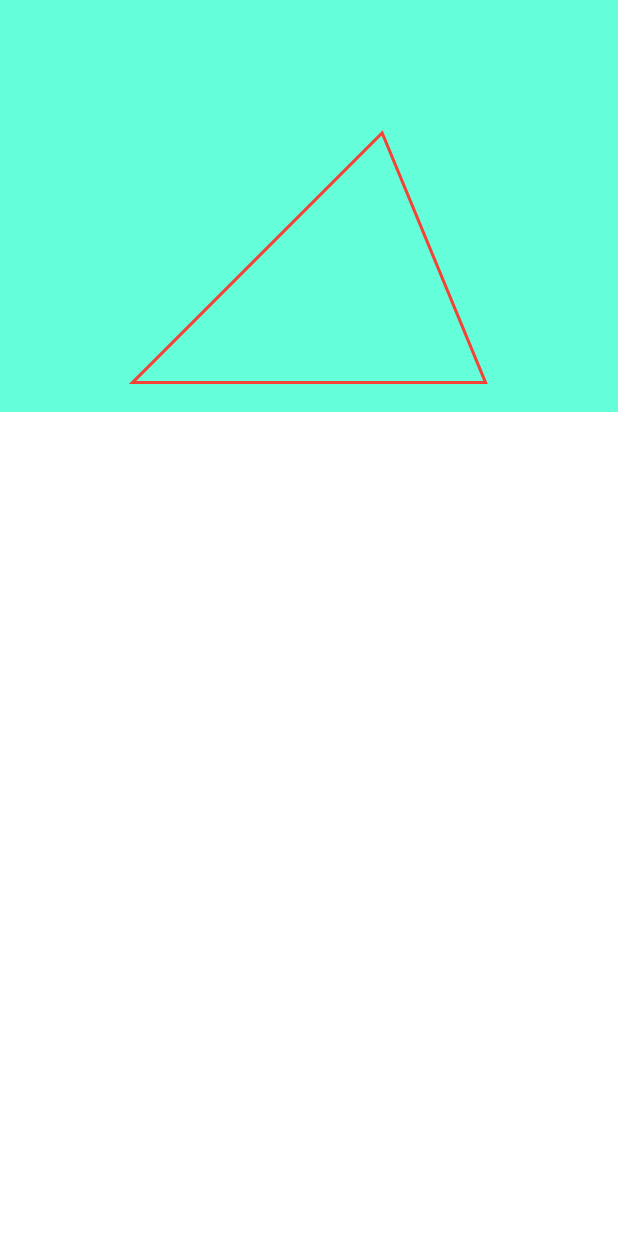
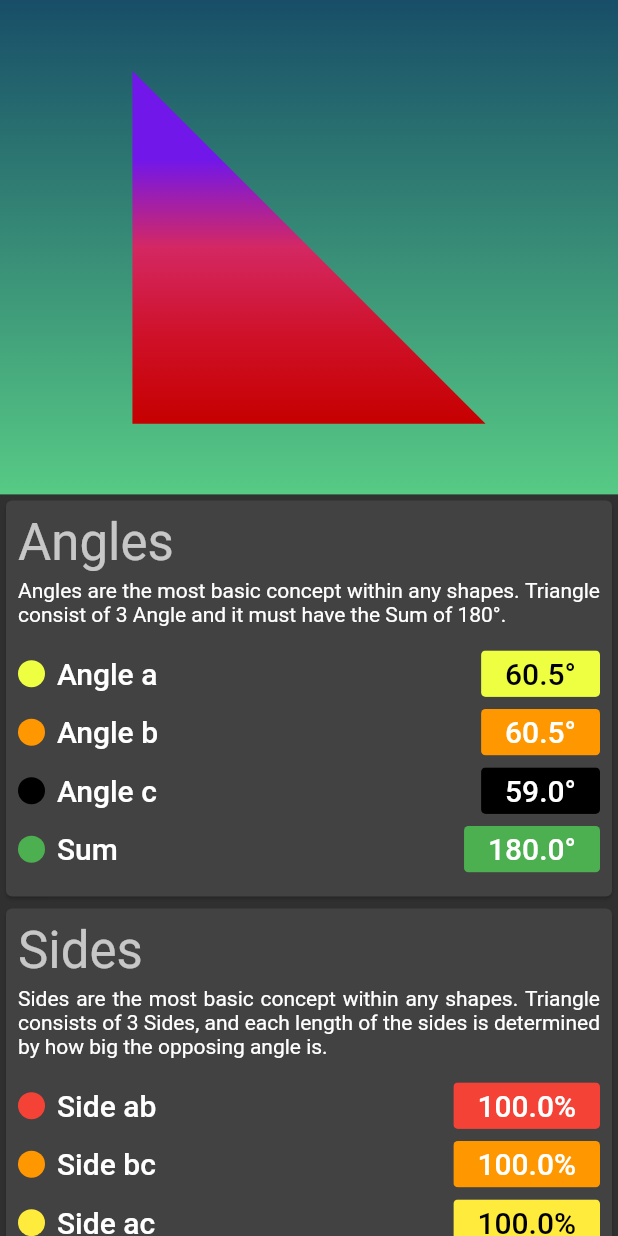
Before and after one commit to rickyhemawan/angl3_app, a Flutter app: the screen it shows after launch, on a phone screen of 412 x 824 dp. Run offline on Flutter 3.47's test engine with Material 2 defaults, Android fonts, the phone set to English and light mode, and no system bars.

Commit message:
Triangle calculate from degree algorithm completed, base ui completed.

```diff
--- /dev/null
+++ b/lib/components/angle_info_container.dart
@@ -0,0 +1,87 @@
+import 'package:flutter/material.dart';
+
+class AngleInfoContainer extends StatelessWidget {
+  const AngleInfoContainer({
+    Key key,
+    @required this.context,
+    @required this.color,
+    @required this.name,
+    @required this.value,
+    this.isSide = false,
+  }) : super(key: key);
+
+  final BuildContext context;
+  final Color color;
+  final String name;
+  final double value;
+  final bool isSide;
+
+  @override
+  Widget build(BuildContext context) {
+    return Container(
+      margin: EdgeInsets.only(bottom: 8.0),
+      child: Row(
+        children: [
+          Dot(
+            color: color,
+          ),
+          SizedBox(width: 8.0),
+          Expanded(
+            flex: 1,
+            child: Text(
+              name,
+              style: Theme.of(context).textTheme.headline6,
+            ),
+          ),
+          Expanded(
+            flex: 1,
+            child: Container(
+              alignment: Alignment.centerRight,
+              child: ClipRRect(
+                borderRadius: BorderRadius.all(Radius.circular(3.0)),
+                child: Container(
+                  padding:
+                      EdgeInsets.symmetric(vertical: 4.0, horizontal: 16.0),
+                  color: color,
+                  child: RichText(
+                    overflow: TextOverflow.ellipsis,
+                    maxLines: 1,
+                    text: TextSpan(
+                      style: Theme.of(context).textTheme.headline6.copyWith(
+                            color: color.computeLuminance() > 0.5
+                                ? Colors.black
+                                : Colors.white,
+                          ),
+                      children: <TextSpan>[
+                        TextSpan(text: "$value"),
+                        TextSpan(text: isSide ? "%" : "°"),
+                      ],
+                    ),
+                  ),
+                ),
+              ),
+            ),
+          ),
+        ],
+      ),
+    );
+  }
+}
+
+class Dot extends StatelessWidget {
+  final Color color;
+
+  const Dot({Key key, this.color}) : super(key: key);
+
+  @override
+  Widget build(BuildContext context) {
+    return Container(
+      width: 18,
+      height: 18,
+      decoration: BoxDecoration(
+        shape: BoxShape.circle,
+        color: color,
+      ),
+    );
+  }
+}
--- a/lib/components/draw_triangle.dart
+++ b/lib/components/draw_triangle.dart
@@ -1,123 +1,30 @@
+import 'package:angl3_app/utils/draw_triangle_painter.dart';
 import 'package:flutter/material.dart';
-import 'dart:math' as math;
-import 'package:vector_math/vector_math.dart' as vector_math;
+import 'package:flutter/painting.dart';
 
 class DrawTriangle extends StatefulWidget {
   @override
   _DrawTriangleState createState() => _DrawTriangleState();
+
+  final double squareSize;
+
+  DrawTriangle({@required this.squareSize});
 }
 
 class _DrawTriangleState extends State<DrawTriangle> {
   @override
   Widget build(BuildContext context) {
-    final screenSize = MediaQuery.of(context).size;
+    final double phoneHeight = MediaQuery.of(context).size.height;
+    double getHighestHeight() => kToolbarHeight * 3 > widget.squareSize
+        ? kToolbarHeight * 3
+        : widget.squareSize;
     return Container(
-      height: screenSize.height / 3,
-      color: Colors.tealAccent,
+      height: phoneHeight / 2.5,
       alignment: Alignment.center,
       child: CustomPaint(
-        size: Size.square(screenSize.height / 3.5),
+        size: Size.square(getHighestHeight() / 3.5),
         painter: DrawTrianglePainter(),
       ),
     );
   }
 }
-
-class DrawTrianglePainter extends CustomPainter {
-  Paint _paint;
-
-  DrawTrianglePainter() {
-    _paint = Paint()
-      ..color = Colors.red
-      ..style = PaintingStyle.stroke
-      ..strokeWidth = 2;
-  }
-
-  double calculateSinRule(double aDegrees, double cDegrees, double cLength) {
-    return cLength *
-        math.sin(aDegrees * math.pi / 180) /
-        math.sin(cDegrees * math.pi / 180);
-  }
-
-  List<double> rotateCoordinate(double x, double y, double degrees) {
-    num rads = vector_math.radians(degrees);
-    return [
-      x * math.cos(rads) - y * math.sin(rads),
-      x * math.sin(rads) + y * math.cos(rads)
-    ];
-  }
-
-  void testDraw1(Canvas canvas, Size size) {
-    var path = Path();
-    path.moveTo(size.width / 2, 0);
-    path.lineTo(0, size.height);
-    path.lineTo(size.height, size.width);
-    path.close();
-    canvas.drawPath(path, _paint);
-
-    final rect = Rect.fromLTRB(0, 0, size.width, size.height);
-    final startAngle = vector_math.radians(0);
-    final sweepAngle = vector_math.radians(360);
-    final useCenter = false;
-    final paint = Paint()
-      ..color = Colors.red
-      ..style = PaintingStyle.stroke
-      ..strokeWidth = 4;
-//    canvas.drawArc(rect, startAngle, sweepAngle, useCenter, paint);
-
-    path.moveTo(0, 0);
-    path.arcToPoint(
-      Offset(size.width, size.height),
-      radius: Radius.circular(1.0),
-    );
-    canvas.drawPath(path, _paint);
-  }
-
-  void testDraw2(Canvas canvas, Size size, double rotation) {
-    // example degree = 50, 60, 70
-    // example 70 deg = 100%
-    // sine rule => a/sin50 == b/sin60 == 100/sin70
-    // https://doubleroot.in/lessons/coordinate-geometry-basics/rotation-of-axes/#:~:text=Consider%20a%20point%20P(x,%CE%B8%20in%20the%20anticlockwise%20direction.&text=To%20find%20the%20new%20coordinates,point%20from%20the%20rotated%20axes.
-    // x = Xcosθ – Ysinθ
-    // y = Xsinθ + Ycosθ.
-
-    // math (special triangle) 3 4 5
-    // double aDegrees = 36.87;
-    // double bDegrees = 53.13;
-    // double cDegrees = 90;
-
-    double aDegrees = 36.87;
-    double bDegrees = 53.13;
-    double cDegrees = 90;
-
-    double cLength = 5;
-    double aLength = calculateSinRule(aDegrees, cDegrees, cLength);
-    double bLength = calculateSinRule(bDegrees, cDegrees, cLength);
-
-    print(cLength);
-    print(aLength);
-    print(bLength);
-
-    double rotateDegree = rotation;
-    List<double> rotatedLine = rotateCoordinate(size.width, 0, rotateDegree);
-
-    Path path = Path();
-    path.moveTo(size.width, 0);
-    path.lineTo(0, 0);
-    path.lineTo(rotatedLine[0], rotatedLine[1]);
-    path.close();
-    canvas.drawPath(path, _paint);
-  }
-
-  @override
-  void paint(Canvas canvas, Size size) {
-    canvas.translate(0, size.height);
-    canvas.scale(1, -1);
-    testDraw2(canvas, size, 45);
-  }
-
-  @override
-  bool shouldRepaint(CustomPainter oldDelegate) {
-    return false;
-  }
-}
--- /dev/null
+++ b/lib/components/intro_widget.dart
@@ -0,0 +1,34 @@
+import 'package:flutter/material.dart';
+
+class IntroWidget extends StatelessWidget {
+  const IntroWidget({
+    Key key,
+    @required this.context,
+    @required this.title,
+    @required this.description,
+  }) : super(key: key);
+
+  final BuildContext context;
+  final String title;
+  final String description;
+
+  @override
+  Widget build(BuildContext context) {
+    return Column(
+      crossAxisAlignment: CrossAxisAlignment.start,
+      children: [
+        Text(
+          title,
+          style: Theme.of(context).textTheme.headline4,
+        ),
+        SizedBox(height: 4.0),
+        Text(
+          description,
+          style: Theme.of(context).textTheme.bodyText2,
+          textAlign: TextAlign.justify,
+        ),
+        SizedBox(height: 16.0),
+      ],
+    );
+  }
+}
--- a/lib/constants.dart
+++ b/lib/constants.dart
@@ -1 +1,4 @@
-import 'package:flutter/material.dart';
+const kAnglesDescription =
+    "Angles are the most basic concept within any shapes. Triangle consist of 3 Angle and it must have the Sum of 180°.";
+const kSidesDescription =
+    "Sides are the most basic concept within any shapes. Triangle consists of 3 Sides, and each length of the sides is determined by how big the opposing angle is.";
--- a/lib/screens/main_screen.dart
+++ b/lib/screens/main_screen.dart
@@ -1,4 +1,8 @@
-import 'package:angl3_app/components/draw_triangle.dart';
+import 'package:angl3_app/components/angle_info_container.dart';
+import 'package:angl3_app/components/card_base.dart';
+import 'package:angl3_app/components/draw_triangle_sliver_delegate.dart';
+import 'package:angl3_app/components/intro_widget.dart';
+import 'package:angl3_app/constants.dart';
 import 'package:flutter/material.dart';
 
 class MainScreen extends StatefulWidget {
@@ -7,14 +11,107 @@ class MainScreen extends StatefulWidget {
 }
 
 class _MainScreenState extends State<MainScreen> {
-  @override
-  Widget build(BuildContext context) {
-    return SafeArea(
+  Widget _appBar() {
+    return SliverPersistentHeader(
+      delegate: DrawTriangleSliverDelegate(
+        MediaQuery.of(context).size.height / 2.5,
+      ),
+      pinned: true,
+    );
+  }
+
+  Widget _angleSection() {
+    return CardBase(
       child: Column(
+        crossAxisAlignment: CrossAxisAlignment.start,
         children: [
-          DrawTriangle(),
+          IntroWidget(
+            context: context,
+            title: "Angles",
+            description: kAnglesDescription,
+          ),
+          AngleInfoContainer(
+            context: context,
+            color: Colors.limeAccent,
+            name: "Angle a",
+            value: 60.5,
+          ),
+          AngleInfoContainer(
+            context: context,
+            color: Colors.orange,
+            name: "Angle b",
+            value: 60.5,
+          ),
+          AngleInfoContainer(
+            context: context,
+            color: Colors.black,
+            name: "Angle c",
+            value: 59,
+          ),
+          AngleInfoContainer(
+            context: context,
+            color: Colors.green,
+            name: "Sum",
+            value: 180,
+          ),
         ],
       ),
     );
   }
+
+  Widget _sidesSection() {
+    return CardBase(
+      child: Column(
+        crossAxisAlignment: CrossAxisAlignment.start,
+        children: [
+          IntroWidget(
+            context: context,
+            title: "Sides",
+            description: kSidesDescription,
+          ),
+          AngleInfoContainer(
+            context: context,
+            color: Colors.red,
+            name: "Side ab",
+            value: 100,
+            isSide: true,
+          ),
+          AngleInfoContainer(
+            context: context,
+            color: Colors.orange,
+            name: "Side bc",
+            value: 100,
+            isSide: true,
+          ),
+          AngleInfoContainer(
+            context: context,
+            color: Colors.yellow,
+            name: "Side ac",
+            value: 100,
+            isSide: true,
+          ),
+        ],
+      ),
+    );
+  }
+
+  @override
+  Widget build(BuildContext context) {
+    return Scaffold(
+      body: SafeArea(
+        child: CustomScrollView(
+          slivers: <Widget>[
+            _appBar(),
+            _angleSection(),
+            _sidesSection(),
+            SliverToBoxAdapter(
+              child: SizedBox(
+                height: 1000,
+              ),
+            ),
+          ],
+        ),
+      ),
+    );
+  }
 }
--- /dev/null
+++ b/lib/utils/draw_triangle_painter.dart
@@ -0,0 +1,126 @@
+import 'package:flutter/material.dart';
+import 'dart:math' as math;
+import 'package:vector_math/vector_math.dart' as vector_math;
+import 'package:flutter/painting.dart';
+
+class DrawTrianglePainter extends CustomPainter {
+  // [calculateSinRule] will calculate the
+  // The length of a angle according to the "Sin Rule"
+  // Which is a/sinA = c/sinC
+  // Where the capital letters are the angle
+  // And the lower case letters are the sides
+  double calculateSinRule(double aDegrees, double cDegrees, double cLength) {
+    return cLength *
+        math.sin(aDegrees * math.pi / 180) /
+        math.sin(cDegrees * math.pi / 180);
+  }
+
+  // [rotateCoordinate] will move the
+  // coordinate according to the base position
+  // therefore it will still retains it length,
+  // without increasing it
+  List<double> rotateCoordinate(double x, double y, double degrees) {
+    num rads = vector_math.radians(degrees);
+    return [
+      x * math.cos(rads) - y * math.sin(rads),
+      x * math.sin(rads) + y * math.cos(rads)
+    ];
+  }
+
+  void drawTriangleFromDegrees({
+    @required Canvas canvas,
+    @required Size size,
+    @required List<double> angles,
+  }) {
+    Rect rect = Rect.fromLTWH(0, 0, size.height, size.height);
+
+    final Gradient gradient = LinearGradient(
+      colors: <Color>[
+        Color(0xffC60000),
+        Color(0xffCF1129),
+        Color(0xffD42863),
+        Color(0xff7117EA),
+        Color(0xff7117EA),
+      ],
+      begin: Alignment.topCenter,
+      end: Alignment.bottomCenter,
+    );
+
+    Paint _paint = Paint()
+      ..shader = gradient.createShader(rect)
+      ..style = PaintingStyle.fill;
+
+    // Where all of the sides length percentage will go
+    // middle percentage of triangle will always be 1
+    // which indicate that the value of the second sides is 100% of size.width
+    // So it have starting point of 'a/SinA' which is essential for the 'Sin Rule'
+    final List<double> sides = [0, 1.0, 0];
+
+    // The basic rule of creating a triangle requires 3 and only 3 angle.
+    // It is required for 3 of those has the equal of 180 and only 180.
+    // Therefore exception will be thrown if doesn't met the required
+    // specification.
+    if (angles.length != 3) throw ("angles.length must equal to 3 ");
+    if (angles.reduce((value, element) => value + element) != 180)
+      throw ("The sum of angles must equal to 180");
+    // Sort angles by ascending order (small to big)
+    angles.sort();
+
+    if (angles[2] > 90) sides[1] = 0.75;
+    if (angles[2] > 115) sides[1] = 0.5;
+    if (angles[2] > 145) sides[1] = 0.25;
+
+    // Assigning all of the other sides according to their length
+    for (int i = 0; i < 3; i += 2)
+      sides[i] = calculateSinRule(angles[i], angles[1], sides[1]);
+
+    // Modifying canvas so it always start at the
+    // bottom left of canvas instead of top right
+    canvas
+      ..translate(0, size.height)
+      ..scale(1, -1);
+
+    // for the width its use the smallest angle,
+    // for the angle its use the biggest,
+    // because that how 'Sin Rule' works
+    // since middle length will always be drawn first
+    // at the bottom of the triangle based on the illustration
+    // below
+    //       .
+    //       .b .
+    //       .    .
+    //      A.      .C
+    //       .        .
+    //       .c        a.
+    //       .  . . . . . .
+    //            B
+    final List<double> rotatedSmallLine =
+        rotateCoordinate(size.width * sides[0], 0, angles[2]);
+
+    print(angles);
+    print(sides);
+
+    // This is the part of the code
+    // where the triangle is drawn
+    final Path path = Path()
+      ..moveTo(size.width, 0)
+      ..lineTo(0, 0)
+      ..lineTo(rotatedSmallLine[0], rotatedSmallLine[1])
+      ..close();
+    canvas.drawPath(path, _paint);
+  }
+
+  @override
+  void paint(Canvas canvas, Size size) {
+    drawTriangleFromDegrees(
+      canvas: canvas,
+      size: size,
+      angles: [45, 45, 90],
+    );
+  }
+
+  @override
+  bool shouldRepaint(CustomPainter oldDelegate) {
+    return true;
+  }
+}
```
Also changed, not shown: lib/components/card_base.dart (added, +18 -0 lines), lib/components/draw_triangle_sliver_delegate.dart (added, +64 -0 lines).
